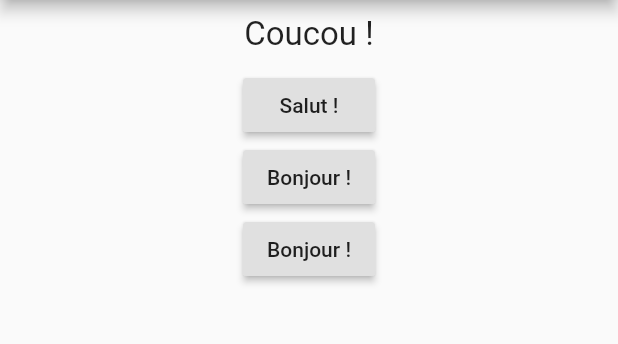
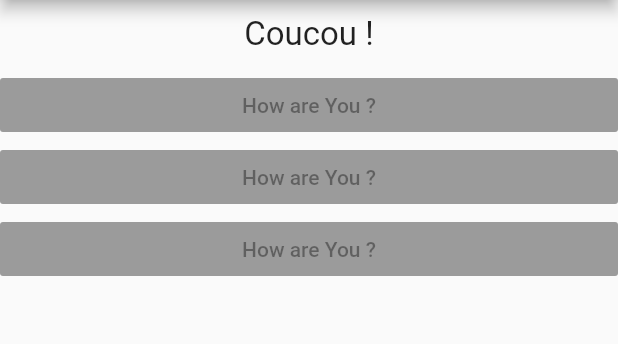
Before and after one commit to AlexStefanos/Known, a Flutter app: the screen it shows after launch, on a phone screen of 412 x 824 dp, the part 84-428 px from its top. Run offline on Flutter 3.47's test engine with Material 2 defaults, Android fonts, the phone set to English and light mode, and no system bars.

Commit message:
43. Almost Done - Creation of askNews.dart

```diff
--- /dev/null
+++ b/known/lib/askNews.dart
@@ -0,0 +1,15 @@
+import 'package:flutter/material.dart';
+
+class AskNews extends StatelessWidget {
+  @override
+  Widget build(BuildContext context) {
+    return Container(
+      width: double.infinity,
+      child: RaisedButton(
+        color: Colors.blue,
+        child: Text('How are You ?'),
+        onPressed: null,
+      ),
+    );
+  }
+}
--- a/known/lib/main.dart
+++ b/known/lib/main.dart
@@ -1,6 +1,7 @@
 import 'package:flutter/material.dart';
 
 import './sayHello.dart';
+import './askNews.dart';
 
 /*void main() {
   runApp(Known());
@@ -38,33 +39,12 @@ class _KnownState extends State<Known> {
         ),
         body: Column(
           children: [
-            /*
-            Text('hey'),
-            Text(
-              greetings[_greetingsIndex],
-            ),
-            */
             SayHello(
               greetings[_greetingsIndex],
             ),
-            // ignore: deprecated_member_use
-            RaisedButton(
-              child: Text('Salut !'),
-              onPressed: () => print('Nice to meet you !'),
-            ),
-            // ignore: deprecated_member_use
-            RaisedButton(
-              child: Text('Bonjour !'),
-              onPressed: () => {
-                print('Hi !'),
-                print('Hey !'),
-              },
-            ),
-            // ignore: deprecated_member_use
-            RaisedButton(
-              child: Text('Bonjour !'),
-              onPressed: _sayHello,
-            ),
+            AskNews(),
+            AskNews(),
+            AskNews(),
           ],
         ),
       ),
```
